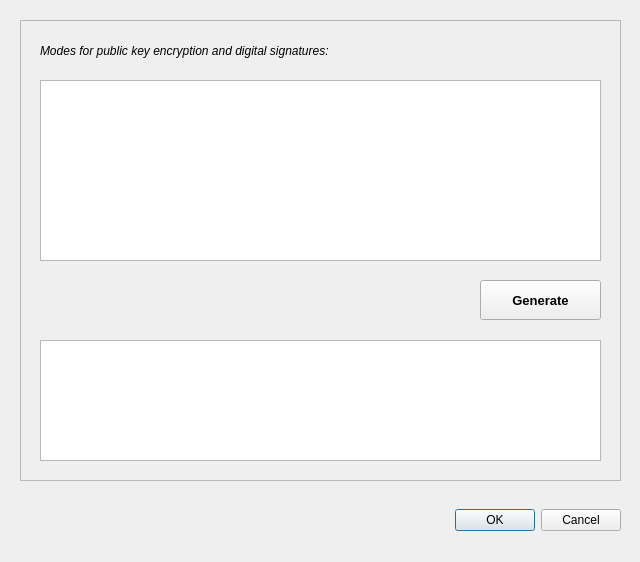
egge313/eggemesg, file cryptodialog.ui: the form before one commit.
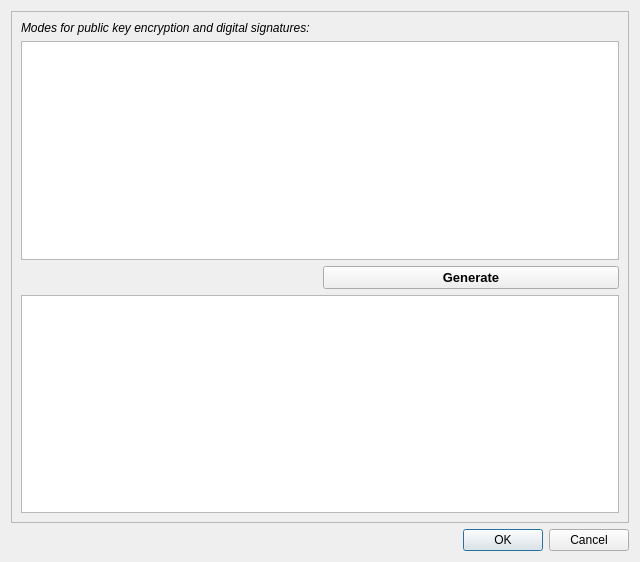
The form after the commit.

Diff of the .ui file:
```diff
--- a/cryptodialog.ui
+++ b/cryptodialog.ui
@@ -13,52 +13,18 @@
   <property name="windowTitle">
    <string>Egge's Messenger: Cryptographic Keys</string>
   </property>
-  <widget class="QDialogButtonBox" name="cryptoButtonBox">
-   <property name="geometry">
-    <rect>
-     <x>400</x>
-     <y>500</y>
-     <width>221</width>
-     <height>41</height>
-    </rect>
-   </property>
-   <property name="cursor">
-    <cursorShape>PointingHandCursor</cursorShape>
-   </property>
-   <property name="orientation">
-    <enum>Qt::Horizontal</enum>
-   </property>
-   <property name="standardButtons">
-    <set>QDialogButtonBox::Cancel|QDialogButtonBox::Ok</set>
-   </property>
-   <property name="centerButtons">
-    <bool>false</bool>
-   </property>
-  </widget>
+  <layout class="QVBoxLayout" name="verticalLayout">
+   <item>
   <widget class="QFrame" name="frame">
-   <property name="geometry">
-    <rect>
-     <x>20</x>
-     <y>20</y>
-     <width>601</width>
-     <height>461</height>
-    </rect>
-   </property>
    <property name="frameShape">
     <enum>QFrame::StyledPanel</enum>
    </property>
    <property name="frameShadow">
     <enum>QFrame::Raised</enum>
    </property>
+     <layout class="QGridLayout" name="gridLayout">
+      <item row="0" column="0" colspan="2">
    <widget class="QLabel" name="cryptoLabel">
-    <property name="geometry">
-     <rect>
-      <x>20</x>
-      <y>20</y>
-      <width>561</width>
-      <height>21</height>
-     </rect>
-    </property>
     <property name="styleSheet">
      <string notr="true">QLabel { font-style: italic}</string>
     </property>
@@ -69,15 +35,9 @@
      <string>Modes for public key encryption and digital signatures:</string>
     </property>
    </widget>
+      </item>
+      <item row="1" column="0" colspan="2">
    <widget class="QListWidget" name="cryptoListWidget">
-    <property name="geometry">
-     <rect>
-      <x>20</x>
-      <y>60</y>
-      <width>561</width>
-      <height>181</height>
-     </rect>
-    </property>
     <property name="selectionMode">
      <enum>QAbstractItemView::MultiSelection</enum>
     </property>
@@ -91,15 +51,22 @@
      <bool>true</bool>
     </property>
    </widget>
+      </item>
+      <item row="2" column="0">
+       <widget class="QLabel" name="generateLabel">
+        <property name="frameShape">
+         <enum>QFrame::NoFrame</enum>
+        </property>
+        <property name="frameShadow">
+         <enum>QFrame::Sunken</enum>
+        </property>
+        <property name="text">
+         <string/>
+        </property>
+       </widget>
+      </item>
+      <item row="2" column="1">
    <widget class="QPushButton" name="generatePushButton">
-    <property name="geometry">
-     <rect>
-      <x>460</x>
-      <y>260</y>
-      <width>121</width>
-      <height>40</height>
-     </rect>
-    </property>
     <property name="font">
      <font>
       <pointsize>10</pointsize>
@@ -117,36 +84,30 @@
      <string>Generate</string>
     </property>
    </widget>
-   <widget class="QLabel" name="generateLabel">
-    <property name="geometry">
-     <rect>
-      <x>20</x>
-      <y>257</y>
-      <width>421</width>
-      <height>41</height>
-     </rect>
-    </property>
-    <property name="frameShape">
-     <enum>QFrame::NoFrame</enum>
-    </property>
-    <property name="frameShadow">
-     <enum>QFrame::Sunken</enum>
-    </property>
-    <property name="text">
-     <string/>
-    </property>
-   </widget>
-   <widget class="QTextBrowser" name="keyTextBrowser">
-    <property name="geometry">
-     <rect>
-      <x>20</x>
-      <y>320</y>
-      <width>561</width>
-      <height>121</height>
-     </rect>
-    </property>
-   </widget>
-  </widget>
+      </item>
+      <item row="3" column="0" colspan="2">
+       <widget class="QTextBrowser" name="keyTextBrowser"/>
+      </item>
+     </layout>
+    </widget>
+   </item>
+   <item>
+    <widget class="QDialogButtonBox" name="cryptoButtonBox">
+     <property name="cursor">
+      <cursorShape>PointingHandCursor</cursorShape>
+     </property>
+     <property name="orientation">
+      <enum>Qt::Horizontal</enum>
+     </property>
+     <property name="standardButtons">
+      <set>QDialogButtonBox::Cancel|QDialogButtonBox::Ok</set>
+     </property>
+     <property name="centerButtons">
+      <bool>false</bool>
+     </property>
+    </widget>
+   </item>
+  </layout>
  </widget>
  <resources/>
  <connections>
```
Lines whose indentation alone changed are shown as unchanged.
